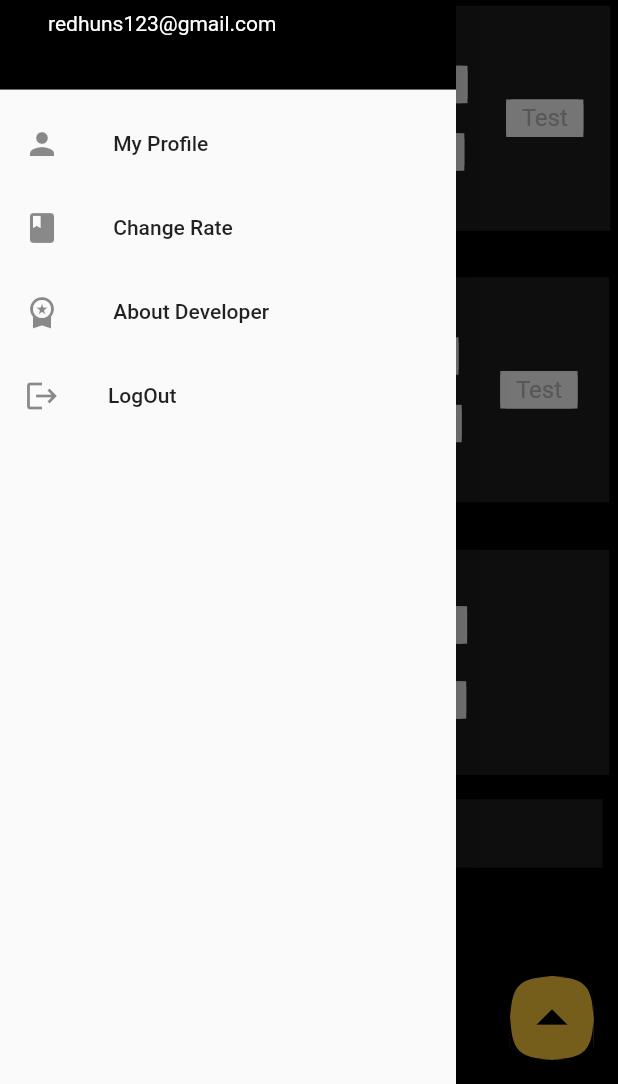
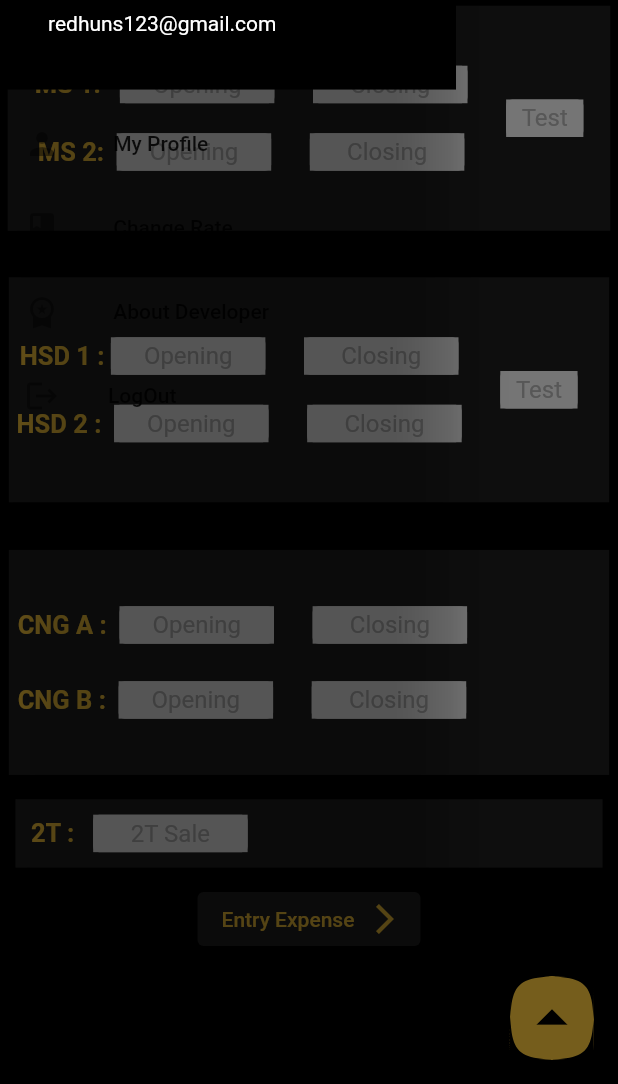
Before and after one commit to REDHUN/daybook, a Flutter app: the screen it shows after launch, with the side drawer open, on a phone screen of 412 x 824 dp, the part 152-1236 px from its top. Run offline on Flutter 3.47's test engine with Material 2 defaults, Android fonts, the phone set to English and light mode, and no system bars.

Commit message:
design modified

```diff
--- a/lib/main.dart
+++ b/lib/main.dart
@@ -6,6 +6,10 @@ var kColorScheme =
 var kDarkScheme = ColorScheme.fromSeed(
   brightness: Brightness.dark,
   seedColor: Color.fromARGB(255, 11, 165, 207),
+);
+ThemeData _baseTheme = ThemeData(
+  fontFamily: "Roboto",
+  canvasColor: Colors.transparent,
 );
 void main() {
   runApp(const MyApp());
@@ -18,6 +22,7 @@ class MyApp extends StatelessWidget {
   @override
   Widget build(BuildContext context) {
     return MaterialApp(
+      theme: _baseTheme,
       debugShowCheckedModeBanner: false,
       title: 'Reading',
       home: HomePage(),
```
Also changed, not shown: lib/screens/homepage.dart (+24 -3 lines).
